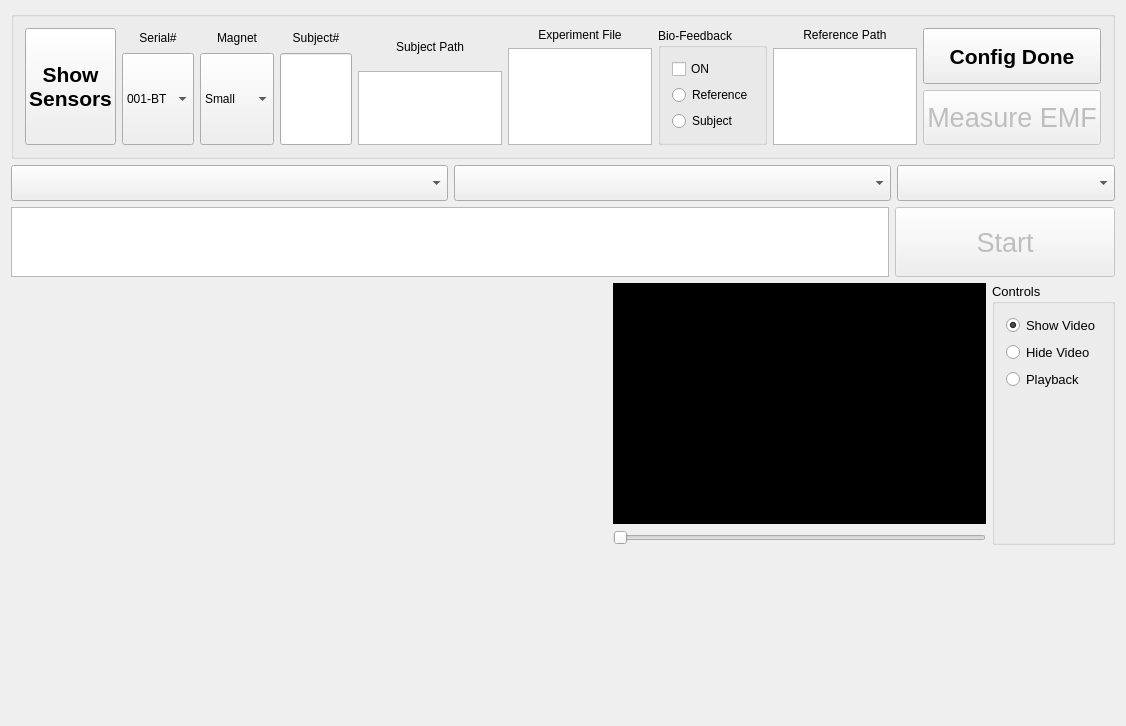
First picture: the form in tts_gui_experiment/TTS_GUI.ui, repository Sebnor-Doc/Collect_Data, before the edit.
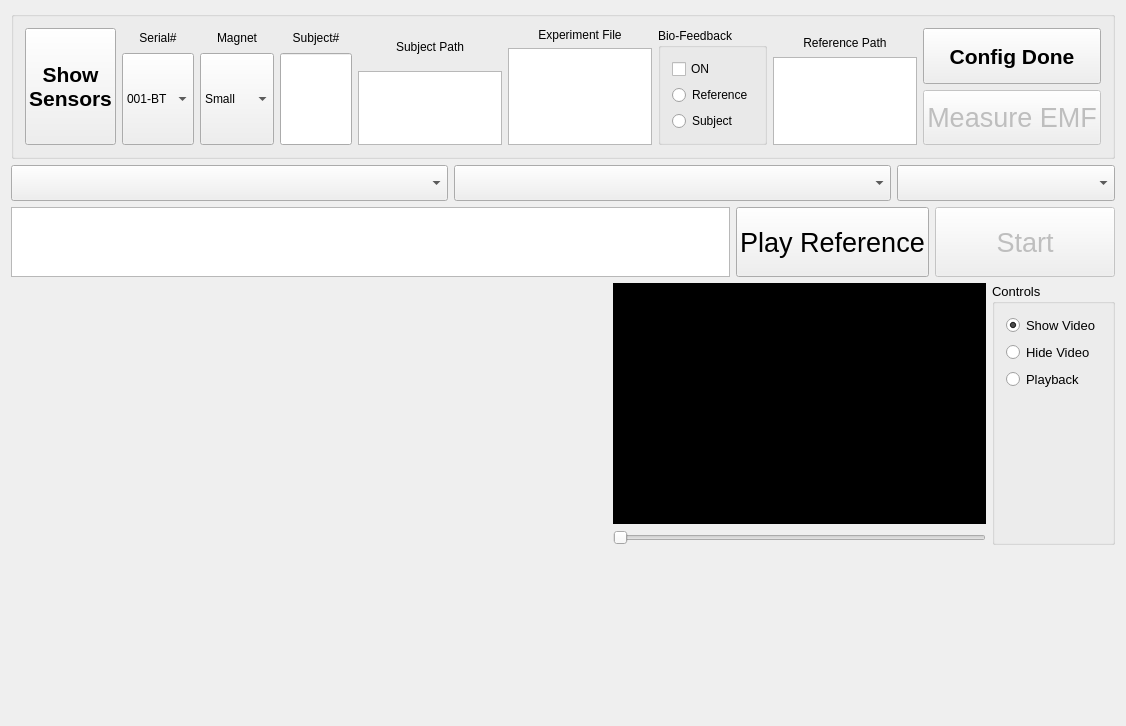
Second picture: the form after the edit. Custom widgets are drawn as their Qt base class.

Commit message: Add a VFB Manager object Add an Enum for the mode of operation (No VFB, VFB_SUB, VFB_REF) Modify code to include operation of VFB TODO - Plot the data from reference when Play Ref button is clicked

Patch:
```diff
--- a/tts_gui_experiment/TTS_GUI.ui
+++ b/tts_gui_experiment/TTS_GUI.ui
@@ -271,7 +271,23 @@
         </widget>
        </item>
        <item>
-        <layout class="QVBoxLayout" name="refPathLayout">
+        <widget class="QWidget" name="refWidget" native="true">
+         <layout class="QVBoxLayout" name="verticalLayout_4" stretch="1,3">
+          <property name="spacing">
+           <number>0</number>
+          </property>
+          <property name="leftMargin">
+           <number>0</number>
+          </property>
+          <property name="topMargin">
+           <number>0</number>
+          </property>
+          <property name="rightMargin">
+           <number>0</number>
+          </property>
+          <property name="bottomMargin">
+           <number>0</number>
+          </property>
          <item>
           <widget class="QLabel" name="refPathLabel">
            <property name="text">
@@ -286,6 +302,7 @@
           <widget class="QPlainTextEdit" name="refPathEdit"/>
          </item>
         </layout>
+        </widget>
        </item>
        <item>
         <layout class="QVBoxLayout" name="configButtonsLayout">
@@ -376,7 +393,7 @@
      </layout>
     </item>
     <item>
-     <layout class="QHBoxLayout" name="utteranceLay" stretch="4,1">
+     <layout class="QHBoxLayout" name="utteranceLay" stretch="4,0,1">
       <property name="spacing">
        <number>6</number>
       </property>
@@ -391,6 +408,27 @@
         </property>
        </widget>
       </item>
+      <item>
+       <widget class="QPushButton" name="playRefButton">
+        <property name="enabled">
+         <bool>true</bool>
+        </property>
+        <property name="sizePolicy">
+         <sizepolicy hsizetype="Expanding" vsizetype="Expanding">
+          <horstretch>0</horstretch>
+          <verstretch>0</verstretch>
+         </sizepolicy>
+        </property>
+        <property name="font">
+         <font>
+          <pointsize>20</pointsize>
+         </font>
+        </property>
+        <property name="text">
+         <string>Play Reference</string>
+        </property>
+       </widget>
+      </item>
       <item>
        <widget class="QPushButton" name="startStopTrialButton">
         <property name="enabled">
```
Left out of the diff: 6 changed lines with no effect on the pictures. Lines whose indentation alone changed are shown as unchanged. The commit also changes 7 other files.
